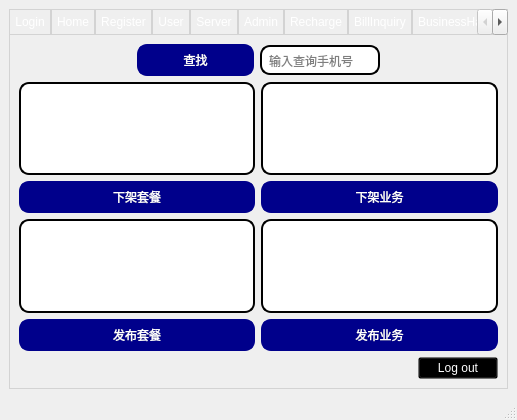
Qt form src/telecharge.ui (Jackie-Li-0228/SQL-telecharge-system) before a commit.
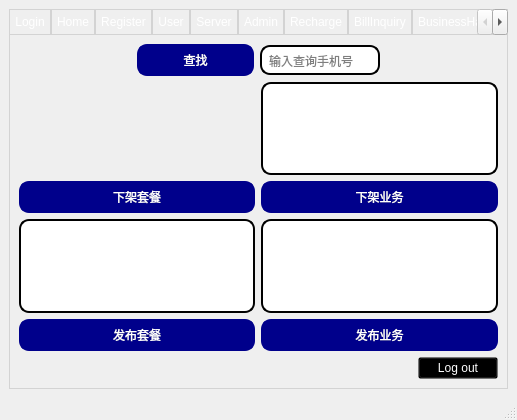
The same form after that commit. The open tabs and pages were chosen to show the change. Icons and pictures are not drawn.

Patch:
```diff
--- a/src/telecharge.ui
+++ b/src/telecharge.ui
@@ -1210,20 +1210,6 @@
             </property>
            </widget>
           </item>
-          <item row="0" column="0">
-           <widget class="QTableWidget" name="adminInfoWidget">
-            <property name="styleSheet">
-             <string notr="true">QTableWidget {
-    border: 2px solid #000000;
-    border-radius: 10px;
-    background-color: #FFFFFF;
-    color: #000000;
-    padding: 5px;
-}
-</string>
-            </property>
-           </widget>
-          </item>
           <item row="0" column="1">
            <widget class="QTableWidget" name="adminTransactionsWidget">
             <property name="styleSheet">
@@ -1280,6 +1266,22 @@
             </property>
            </widget>
           </item>
+          <item row="0" column="0">
+           <widget class="QListView" name="adminInfoWidget">
+            <property name="styleSheet">
+             <string notr="true">QListView
+ {
+    border: 2px solid #000000;
+    border-radius: 10px;
+    background-color: #FFFFFF;
+    color: #000000;
+    padding: 5px;
+}
+color: #000000;
+</string>
+            </property>
+           </widget>
+          </item>
          </layout>
         </item>
         <item alignment="Qt::AlignRight">
```
Left out of the diff: 29 changed lines with no effect on the pictures.
